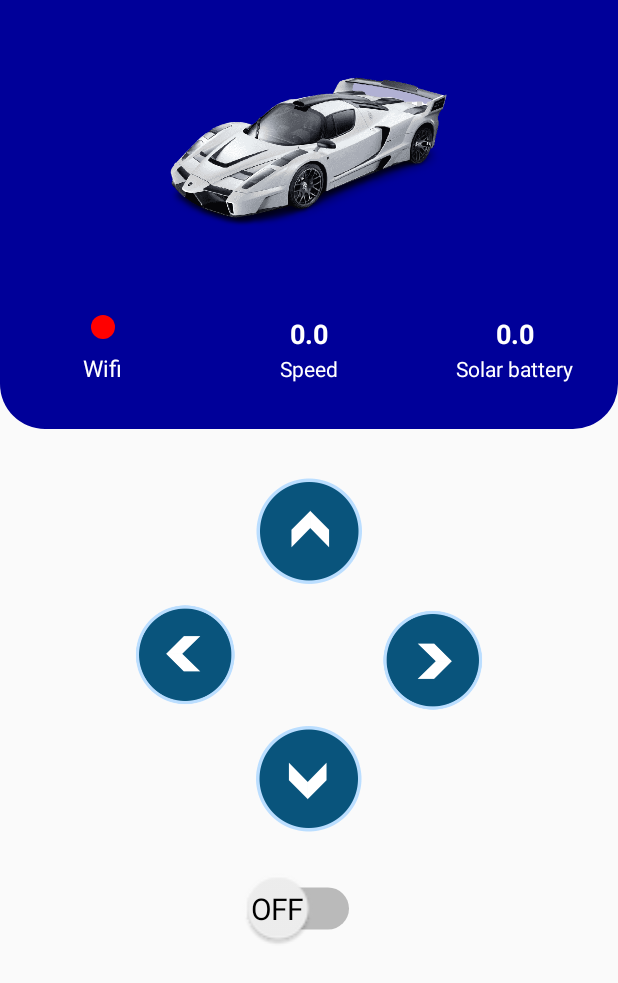
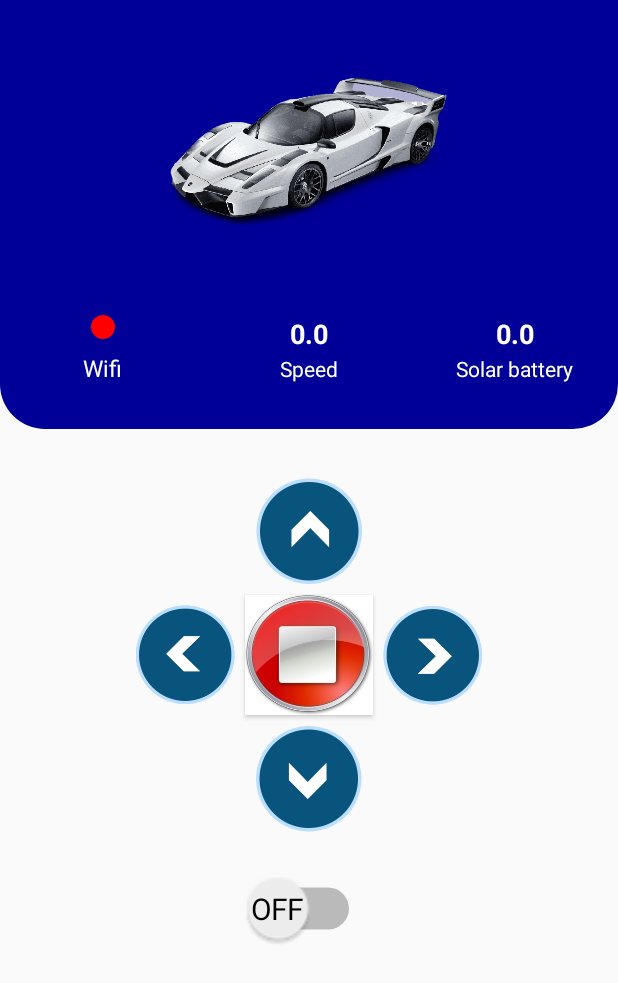
Before and after one commit to huynhngan53/vdk, an Android app: the screen it shows after launch (MainActivity), on a phone screen of 412 x 824 dp. Shown: the top 983 px of the screen. Run offline under Robolectric (Android 15) with nearby library versions, the phone set to English and light mode, and no system bars; our stand-ins replace Firebase (no records; nobody signed in at launch, a user with empty details on screens opened directly); 3 statements that could not run were skipped.

Commit message:
stop button, on off

```diff
--- a/app/src/main/java/com/example/vdk/MainActivity.java
+++ b/app/src/main/java/com/example/vdk/MainActivity.java
@@ -2,71 +2,64 @@ package com.example.vdk;
 
 import android.view.View;
 import android.widget.*;
+
 import androidx.appcompat.app.AppCompatActivity;
+
 import android.os.Bundle;
+
 import com.google.firebase.database.*;
 
 public class MainActivity extends AppCompatActivity {
     private DatabaseReference mDatabase;
-Button tren, duoi, trai,phai;
+    Button tren, duoi, trai, phai, stop;
     ImageView wifi;
-TextView speed,battery;
+    TextView speed, battery;
     Switch onoff;
+
     @Override
     protected void onCreate(Bundle savedInstanceState) {
         super.onCreate(savedInstanceState);
         setContentView(R.layout.activity_main);
         mDatabase = FirebaseDatabase.getInstance().getReference();
-        tren=findViewById(R.id.tren);
-        duoi=findViewById(R.id.duoi);
-        trai=findViewById(R.id.trai);
-        phai=findViewById(R.id.phai);
-        wifi=findViewById(R.id.nuttron);
-        speed=findViewById(R.id.httocdo);
-        battery=findViewById(R.id.htpin);
-        onoff=findViewById(R.id.onoff);
+        tren = findViewById(R.id.tren);
+        duoi = findViewById(R.id.duoi);
+        trai = findViewById(R.id.trai);
+        phai = findViewById(R.id.phai);
+        stop = findViewById(R.id.stop);
+        wifi = findViewById(R.id.nuttron);
+        speed = findViewById(R.id.httocdo);
+        battery = findViewById(R.id.htpin);
+        onoff = findViewById(R.id.onoff);
         mDatabase.child("wifi").addValueEventListener(new ValueEventListener() {
             @Override
             public void onDataChange(DataSnapshot dataSnapshot) {
-               boolean value=dataSnapshot.getValue(Boolean.class);
-               if (value ==true){
+                boolean value = dataSnapshot.getValue(Boolean.class);
+                if (value == true) {
                     wifi.setBackgroundResource(R.drawable.nuttron);
 
-               }
-               else
-               {
+                } else {
                     wifi.setBackgroundResource(R.drawable.nuttrondo);
                 }
             }
-
-
             public void onCancelled(DatabaseError databaseError) {
-
             }
         });
         mDatabase.child("speed").addValueEventListener(new ValueEventListener() {
             @Override
             public void onDataChange(DataSnapshot dataSnapshot) {
-                double value=dataSnapshot.getValue(Double.class);
+                double value = dataSnapshot.getValue(Double.class);
                 speed.setText(String.valueOf(value));
             }
-
-
             public void onCancelled(DatabaseError databaseError) {
-
-
             }
         });
         mDatabase.child("battery").addValueEventListener(new ValueEventListener() {
             @Override
             public void onDataChange(DataSnapshot dataSnapshot) {
-                double value=dataSnapshot.getValue(Double.class);
+                double value = dataSnapshot.getValue(Double.class);
                 battery.setText(String.valueOf(value));
             }
-
-
             public void onCancelled(DatabaseError databaseError) {
-
             }
         });
 
@@ -94,10 +87,16 @@ Switch onoff;
                 mDatabase.child("move").setValue("right");
             }
         });
+        stop.setOnClickListener(new View.OnClickListener() {
+            @Override
+            public void onClick(View v) {
+                mDatabase.child("move").setValue("stop");
+            }
+        });
         onoff.setOnCheckedChangeListener(new CompoundButton.OnCheckedChangeListener() {
             @Override
             public void onCheckedChanged(CompoundButton buttonView, boolean isChecked) {
-
+                mDatabase.child("active").setValue(isChecked);
             }
         });
 
--- a/app/src/main/res/layout/activity_main.xml
+++ b/app/src/main/res/layout/activity_main.xml
@@ -59,8 +59,8 @@
                         android:layout_height="wrap_content"
                         android:layout_centerHorizontal="true"
                         android:text="40"
+                        android:textColor="@color/chutrang"
                         android:textSize="18sp"
-                            android:textColor="@color/chutrang"
                         android:textStyle="bold"></TextView>
 
 
@@ -77,8 +77,8 @@
                         android:layout_height="wrap_content"
                         android:layout_centerHorizontal="true"
                         android:text="70"
+                        android:textColor="@color/chutrang"
                         android:textSize="18sp"
-                            android:textColor="@color/chutrang"
                         android:textStyle="bold"></TextView>
 
                 </RelativeLayout>
@@ -87,8 +87,8 @@
             <LinearLayout
                 android:layout_width="match_parent"
                 android:layout_height="wrap_content"
+                android:layout_marginBottom="30dp"
                 android:orientation="horizontal"
-                    android:layout_marginBottom="30dp"
                 android:weightSum="3">
 
                 <RelativeLayout
@@ -155,13 +155,22 @@
         android:background="@drawable/trai"
         android:gravity="left"></Button>
 
+    <Button
+        android:id="@+id/stop"
+        android:layout_width="80dp"
+        android:layout_height="80dp"
+        android:layout_above="@id/duoi"
+        android:layout_below="@id/tren"
+        android:layout_toLeftOf="@id/phai"
+        android:layout_toRightOf="@id/trai"
+        android:background="@drawable/stop"
+        android:gravity="left"></Button>
 
     <Button
         android:id="@+id/phai"
         android:layout_width="80dp"
         android:layout_height="80dp"
         android:layout_below="@id/tren"
-            android:layout_marginTop="3dp"
         android:layout_toRightOf="@id/tren"
         android:background="@drawable/phaii"></Button>
 
@@ -173,18 +182,20 @@
         android:layout_centerHorizontal="true"
         android:background="@drawable/duoi"
         android:gravity="left"></Button>
-    <Switch android:layout_width="wrap_content"
-            android:showText="true"
+
+    <Switch
         android:id="@+id/onoff"
-            android:textOff="OFF"
-            android:textOn="ON"
+        android:layout_width="wrap_content"
+        android:layout_height="wrap_content"
+        android:layout_below="@id/duoi"
+        android:layout_centerHorizontal="true"
+        android:layout_marginTop="30dp"
         android:scaleX="2"
         android:scaleY="2"
+        android:showText="true"
         android:switchTextAppearance="@style/myswitch"
-            android:layout_marginTop="30dp"
-            android:layout_centerHorizontal="true"
-            android:layout_height="wrap_content"
-            android:layout_below="@id/duoi">
+        android:textOff="OFF"
+        android:textOn="ON">
 
     </Switch>
 
```
Also changed, not shown: app/src/main/res/drawable/stop.jpeg (added). Lines whose indentation alone changed are shown as unchanged.
